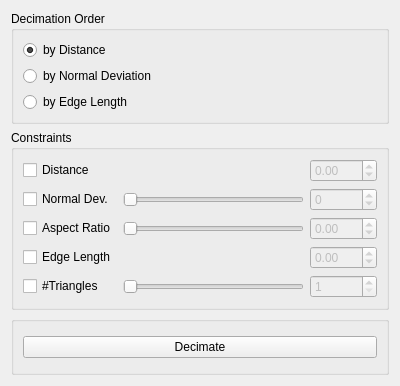
Qt form Plugin-Decimater/decimaterToolbar.ui (ShenRen/OpenFlipper) before a commit.
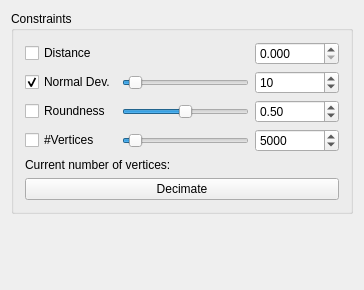
The same form after that commit.

```diff
--- a/Plugin-Decimater/decimaterToolbar.ui
+++ b/Plugin-Decimater/decimaterToolbar.ui
@@ -6,8 +6,8 @@
    <rect>
     <x>0</x>
     <y>0</y>
-    <width>400</width>
-    <height>386</height>
+    <width>364</width>
+    <height>290</height>
    </rect>
   </property>
   <property name="windowTitle">
@@ -15,53 +15,13 @@
   </property>
   <layout class="QVBoxLayout" name="verticalLayout">
    <item>
-    <widget class="QGroupBox" name="DecimationOrder">
-     <property name="title">
-      <string>Decimation Order</string>
-     </property>
-     <layout class="QVBoxLayout" name="verticalLayout_2">
-      <item>
-       <widget class="QRadioButton" name="rbByDistance">
-        <property name="text">
-         <string>by Distance</string>
-        </property>
-        <property name="checked">
-         <bool>true</bool>
-        </property>
-        <attribute name="buttonGroup">
-         <string>buttonGroup</string>
-        </attribute>
-       </widget>
-      </item>
-      <item>
-       <widget class="QRadioButton" name="rbByNormalDeviation">
-        <property name="text">
-         <string>by Normal Deviation</string>
-        </property>
-        <attribute name="buttonGroup">
-         <string>buttonGroup</string>
-        </attribute>
-       </widget>
-      </item>
-      <item>
-       <widget class="QRadioButton" name="rbByEdgeLength">
-        <property name="text">
-         <string>by Edge Length</string>
-        </property>
-        <attribute name="buttonGroup">
-         <string>buttonGroup</string>
-        </attribute>
-       </widget>
-      </item>
-     </layout>
-    </widget>
-   </item>
-   <item>
-    <widget class="QGroupBox" name="Constraints">
+    <widget class="QGroupBox" name="groupBox_2">
      <property name="title">
       <string>Constraints</string>
      </property>
-     <layout class="QGridLayout" name="gridLayout_2">
+     <layout class="QVBoxLayout" name="verticalLayout_2">
+      <item>
+       <layout class="QGridLayout" name="gridLayout">
       <item row="0" column="0">
        <widget class="QCheckBox" name="cbDistance">
         <property name="text">
@@ -71,20 +31,17 @@
       </item>
       <item row="0" column="2">
        <widget class="QDoubleSpinBox" name="distance">
-        <property name="enabled">
-         <bool>false</bool>
-        </property>
-        <property name="toolTip">
-         <string>Maximum Hausdorff distance after a collapse to the original mesh.</string>
-        </property>
-        <property name="statusTip">
-         <string>Maximum Hausdorff distance after a collapse to the original mesh.</string>
-        </property>
-        <property name="whatsThis">
-         <string>Maximum Hausdorff distance after a collapse to the original mesh.</string>
-        </property>
-        <property name="minimum">
-         <double>-1.000000000000000</double>
+          <property name="decimals">
+           <number>3</number>
+          </property>
+          <property name="maximum">
+           <double>10000.000000000000000</double>
+          </property>
+          <property name="singleStep">
+           <double>1.000000000000000</double>
+          </property>
+          <property name="value">
+           <double>0.000000000000000</double>
         </property>
        </widget>
       </item>
@@ -93,51 +50,82 @@
         <property name="text">
          <string>Normal Dev.</string>
         </property>
+          <property name="checked">
+           <bool>true</bool>
+          </property>
        </widget>
       </item>
       <item row="1" column="1">
-       <widget class="QSlider" name="normalDevSlider">
-        <property name="enabled">
-         <bool>false</bool>
+         <widget class="QSlider" name="normalDeviationSlider">
+          <property name="toolTip">
+           <string>&lt;html&gt;&lt;head&gt;&lt;meta name=&quot;qrichtext&quot; content=&quot;1&quot; /&gt;&lt;style type=&quot;text/css&quot;&gt;
+p, li { white-space: pre-wrap; }
+&lt;/style&gt;&lt;/head&gt;&lt;body style=&quot; font-family:'Sans Serif'; font-size:9pt; font-weight:400; font-style:normal;&quot;&gt;
+&lt;p style=&quot; margin-top:0px; margin-bottom:0px; margin-left:0px; margin-right:0px; -qt-block-indent:0; text-indent:0px;&quot;&gt;Maximal normal deviation between &lt;/p&gt;
+&lt;p style=&quot; margin-top:0px; margin-bottom:0px; margin-left:0px; margin-right:0px; -qt-block-indent:0; text-indent:0px;&quot;&gt;original normal and normals after &lt;/p&gt;
+&lt;p style=&quot; margin-top:0px; margin-bottom:0px; margin-left:0px; margin-right:0px; -qt-block-indent:0; text-indent:0px;&quot;&gt;decimation step defined in degrees.&lt;/p&gt;&lt;/body&gt;&lt;/html&gt;</string>
+          </property>
+          <property name="statusTip">
+           <string>Restrict Normal Deviation</string>
         </property>
         <property name="maximum">
          <number>180</number>
         </property>
+          <property name="value">
+           <number>10</number>
+          </property>
         <property name="orientation">
          <enum>Qt::Horizontal</enum>
         </property>
        </widget>
       </item>
       <item row="1" column="2">
-       <widget class="QSpinBox" name="normalDev">
+         <widget class="QSpinBox" name="normalDeviation">
         <property name="enabled">
-         <bool>false</bool>
-        </property>
-        <property name="minimum">
-         <number>-1</number>
+           <bool>true</bool>
+          </property>
+          <property name="toolTip">
+           <string comment="Maximal normal deviation between original normal and normals after decimation step defined in degrees.">&lt;html&gt;&lt;head&gt;&lt;meta name=&quot;qrichtext&quot; content=&quot;1&quot; /&gt;&lt;style type=&quot;text/css&quot;&gt;
+p, li { white-space: pre-wrap; }
+&lt;/style&gt;&lt;/head&gt;&lt;body style=&quot; font-family:'Sans Serif'; font-size:9pt; font-weight:400; font-style:normal;&quot;&gt;
+&lt;p style=&quot; margin-top:0px; margin-bottom:0px; margin-left:0px; margin-right:0px; -qt-block-indent:0; text-indent:0px;&quot;&gt;Maximal normal deviation between &lt;/p&gt;
+&lt;p style=&quot; margin-top:0px; margin-bottom:0px; margin-left:0px; margin-right:0px; -qt-block-indent:0; text-indent:0px;&quot;&gt;original normal and normals after &lt;/p&gt;
+&lt;p style=&quot; margin-top:0px; margin-bottom:0px; margin-left:0px; margin-right:0px; -qt-block-indent:0; text-indent:0px;&quot;&gt;decimation step defined in degrees.&lt;/p&gt;&lt;/body&gt;&lt;/html&gt;</string>
+          </property>
+          <property name="statusTip">
+           <string>Restrict Normal deviation</string>
         </property>
         <property name="maximum">
          <number>180</number>
         </property>
+          <property name="value">
+           <number>10</number>
+          </property>
        </widget>
       </item>
       <item row="2" column="0">
-       <widget class="QCheckBox" name="cbAspectRatio">
+         <widget class="QCheckBox" name="cbRoundness">
+          <property name="enabled">
+           <bool>true</bool>
+          </property>
         <property name="text">
-         <string>Aspect Ratio</string>
+           <string>Roundness</string>
+          </property>
+          <property name="checkable">
+           <bool>true</bool>
+          </property>
+          <property name="checked">
+           <bool>false</bool>
         </property>
        </widget>
       </item>
       <item row="2" column="1">
-       <widget class="QSlider" name="aspectRatioSlider">
-        <property name="enabled">
-         <bool>false</bool>
-        </property>
-        <property name="minimum">
-         <number>120</number>
-        </property>
+         <widget class="QSlider" name="roundnessSlider">
         <property name="maximum">
-         <number>1500</number>
+           <number>100</number>
+          </property>
+          <property name="value">
+           <number>50</number>
         </property>
         <property name="orientation">
          <enum>Qt::Horizontal</enum>
@@ -145,110 +133,97 @@
        </widget>
       </item>
       <item row="2" column="2">
-       <widget class="QDoubleSpinBox" name="aspectRatio">
+         <widget class="QDoubleSpinBox" name="roundness">
         <property name="enabled">
-         <bool>false</bool>
-        </property>
-        <property name="minimum">
-         <double>-1.000000000000000</double>
+           <bool>true</bool>
+          </property>
+          <property name="decimals">
+           <number>2</number>
         </property>
         <property name="maximum">
-         <double>15.000000000000000</double>
+           <double>1.000000000000000</double>
+          </property>
+          <property name="singleStep">
+           <double>0.010000000000000</double>
+          </property>
+          <property name="value">
+           <double>0.500000000000000</double>
         </property>
        </widget>
       </item>
       <item row="3" column="0">
-       <widget class="QCheckBox" name="cbEdgeLength">
+         <widget class="QCheckBox" name="cbVertices">
+          <property name="enabled">
+           <bool>true</bool>
+          </property>
         <property name="text">
-         <string>Edge Length</string>
+           <string>#Vertices</string>
+          </property>
+         </widget>
+        </item>
+        <item row="3" column="1">
+         <widget class="QSlider" name="verticesCountSlider">
+          <property name="minimum">
+           <number>1</number>
+          </property>
+          <property name="maximum">
+           <number>100000</number>
+          </property>
+          <property name="value">
+           <number>5000</number>
+          </property>
+          <property name="orientation">
+           <enum>Qt::Horizontal</enum>
         </property>
        </widget>
       </item>
       <item row="3" column="2">
-       <widget class="QDoubleSpinBox" name="edgeLength">
+         <widget class="QSpinBox" name="verticesCount">
         <property name="enabled">
-         <bool>false</bool>
-        </property>
-        <property name="toolTip">
-         <string>Collapse smallest edge first, but don't collapse edges longer than given value</string>
-        </property>
-        <property name="statusTip">
-         <string>Collapse smallest edge first, but don't collapse edges longer than given value</string>
-        </property>
-        <property name="whatsThis">
-         <string>Collapse smallest edge first, but
-don't collapse edges longer than given value</string>
-        </property>
-        <property name="minimum">
-         <double>-1.000000000000000</double>
-        </property>
-       </widget>
-      </item>
-      <item row="4" column="0">
-       <widget class="QCheckBox" name="cbNumTriangles">
-        <property name="enabled">
          <bool>true</bool>
         </property>
-        <property name="text">
-         <string>#Triangles</string>
-        </property>
-        <property name="checked">
-         <bool>false</bool>
-        </property>
-       </widget>
-      </item>
-      <item row="4" column="1">
-       <widget class="QSlider" name="numTrianglesSlider">
-        <property name="enabled">
-         <bool>false</bool>
-        </property>
         <property name="minimum">
          <number>1</number>
         </property>
         <property name="maximum">
-         <number>999999</number>
-        </property>
-        <property name="tracking">
-         <bool>true</bool>
-        </property>
-        <property name="orientation">
-         <enum>Qt::Horizontal</enum>
-        </property>
-       </widget>
-      </item>
-      <item row="4" column="2">
-       <widget class="QSpinBox" name="numTriangles">
-        <property name="enabled">
-         <bool>false</bool>
-        </property>
-        <property name="toolTip">
-         <string>Stop when the given number of triangles is reached</string>
-        </property>
-        <property name="statusTip">
-         <string>Stop when the given number of triangles is reached</string>
-        </property>
-        <property name="whatsThis">
-         <string>Stop when the given number of triangles is reached</string>
-        </property>
-        <property name="minimum">
-         <number>1</number>
-        </property>
-        <property name="maximum">
-         <number>999999</number>
+           <number>99999</number>
+          </property>
+          <property name="value">
+           <number>5000</number>
         </property>
        </widget>
       </item>
      </layout>
-    </widget>
    </item>
    <item>
-    <widget class="QGroupBox" name="groupBox">
-     <property name="title">
-      <string/>
-     </property>
      <layout class="QHBoxLayout" name="horizontalLayout">
       <item>
+         <widget class="QLabel" name="label_3">
+          <property name="text">
+           <string>Current number of vertices:</string>
+          </property>
+         </widget>
+        </item>
+        <item>
+         <widget class="QLabel" name="currentNumVertices">
+          <property name="font">
+           <font>
+            <weight>75</weight>
+            <bold>true</bold>
+           </font>
+          </property>
+          <property name="text">
+           <string>&lt;not available&gt;</string>
+          </property>
+         </widget>
+        </item>
+       </layout>
+      </item>
+      <item>
        <widget class="QPushButton" name="pbDecimate">
+        <property name="enabled">
+         <bool>true</bool>
+        </property>
         <property name="text">
          <string>Decimate</string>
         </property>
@@ -257,8 +232,22 @@
      </layout>
     </widget>
    </item>
+   <item>
+    <spacer name="verticalSpacer">
+     <property name="orientation">
+      <enum>Qt::Vertical</enum>
+     </property>
+     <property name="sizeHint" stdset="0">
+      <size>
+       <width>20</width>
+       <height>40</height>
+      </size>
+     </property>
+    </spacer>
+   </item>
   </layout>
  </widget>
+ <layoutdefault spacing="6" margin="11"/>
  <resources/>
  <connections/>
  <buttongroups>
```
Left out of the diff: 76 changed lines with no effect on the pictures. Lines whose indentation alone changed are shown as unchanged.
